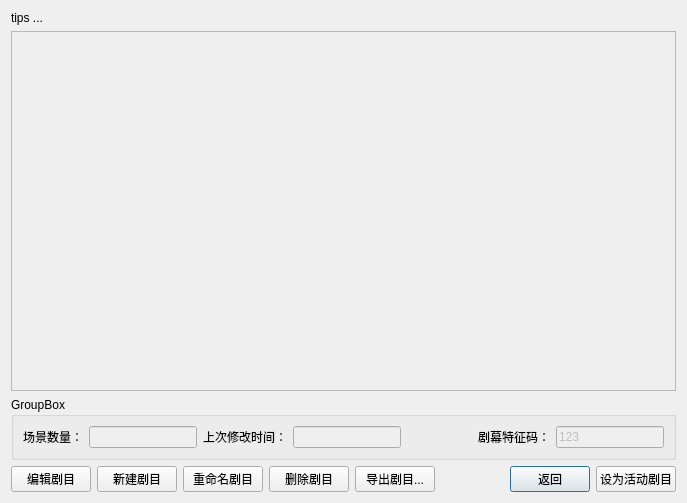
Qt form ui/organizedplaydialog.ui (niuyuxin/monitorServer) before a commit.
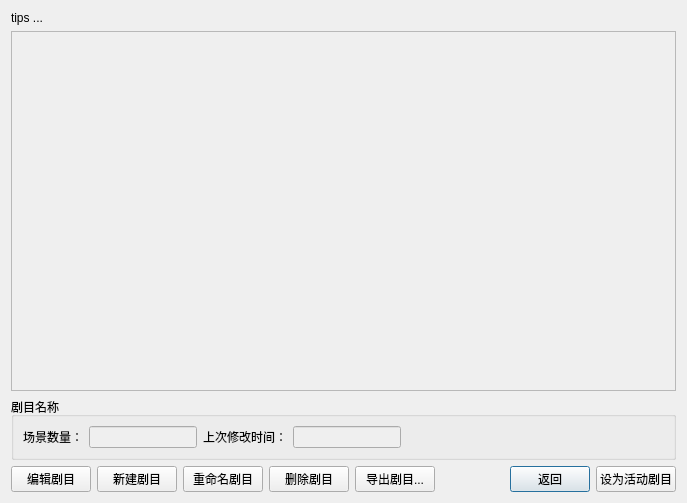
The same form after that commit.

```diff
--- a/ui/organizedplaydialog.ui
+++ b/ui/organizedplaydialog.ui
@@ -40,7 +40,7 @@
    <item>
     <widget class="QGroupBox" name="groupBox">
      <property name="title">
-      <string>GroupBox</string>
+      <string>剧目名称</string>
      </property>
      <layout class="QHBoxLayout" name="horizontalLayout_2">
       <item>
@@ -99,29 +99,6 @@
         </property>
        </spacer>
       </item>
-      <item>
-       <widget class="QLabel" name="label_3">
-        <property name="text">
-         <string>剧幕特征码：</string>
-        </property>
-       </widget>
-      </item>
-      <item>
-       <widget class="QLineEdit" name="playsIdLineEdit">
-        <property name="enabled">
-         <bool>false</bool>
-        </property>
-        <property name="sizePolicy">
-         <sizepolicy hsizetype="Maximum" vsizetype="Fixed">
-          <horstretch>0</horstretch>
-          <verstretch>0</verstretch>
-         </sizepolicy>
-        </property>
-        <property name="text">
-         <string>123</string>
-        </property>
-       </widget>
-      </item>
      </layout>
     </widget>
    </item>
```
Left out of the diff: 2 changed lines with no effect on the pictures.
